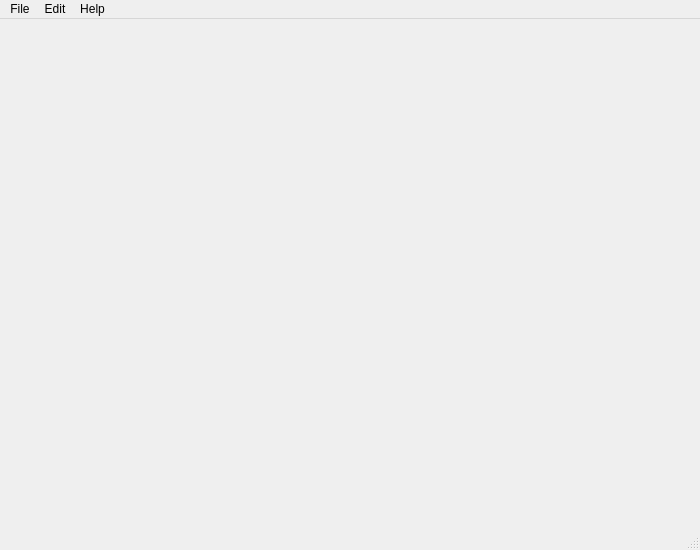
Before: the Qt Designer form resources/forms/MainWinDesign.ui in einaru/luma, drawn with Qt 5.
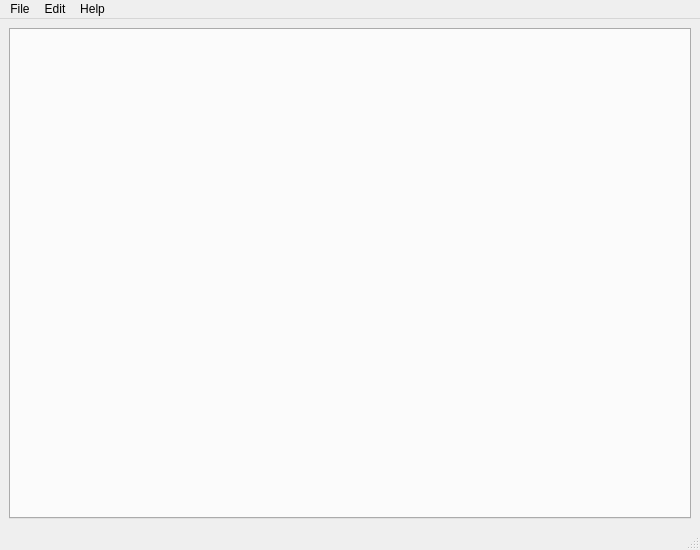
After: the same form once the commit is applied.

```diff
--- a/resources/forms/MainWinDesign.ui
+++ b/resources/forms/MainWinDesign.ui
@@ -20,12 +20,7 @@
   <widget class="QWidget" name="centralwidget">
    <layout class="QGridLayout" name="gridLayout">
     <item row="0" column="0">
-     <widget class="QStackedWidget" name="mainStack">
-      <property name="currentIndex">
-       <number>0</number>
-      </property>
-      <widget class="QWidget" name="page"/>
-     </widget>
+     <widget class="QTabWidget" name="mainTabs"/>
     </item>
    </layout>
   </widget>
```
Left out of the diff: 19 changed lines with no effect on the pictures.
